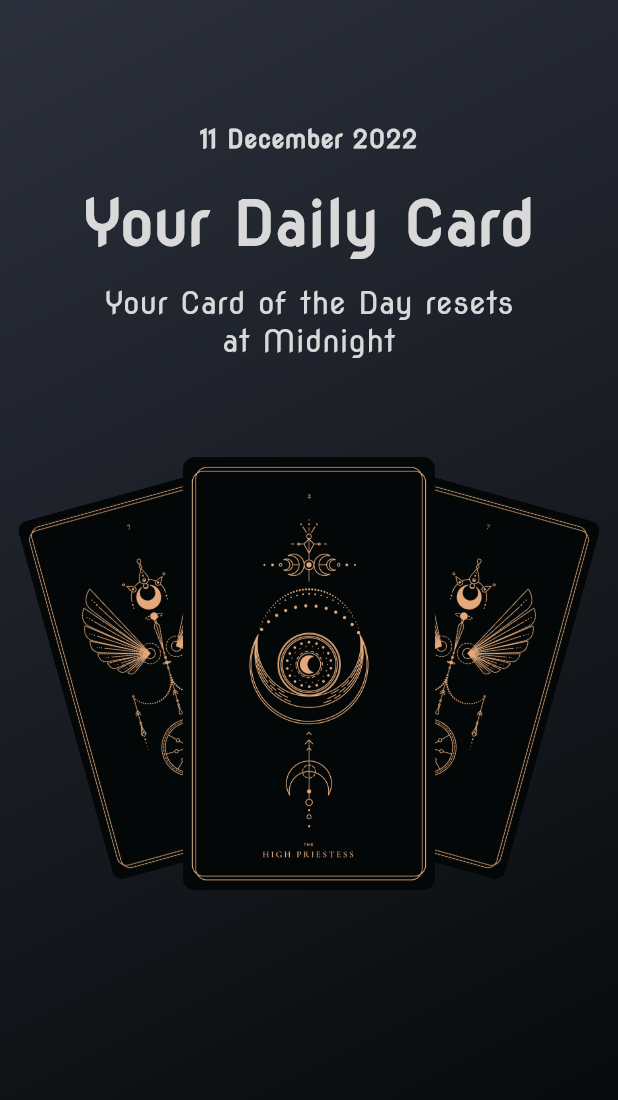
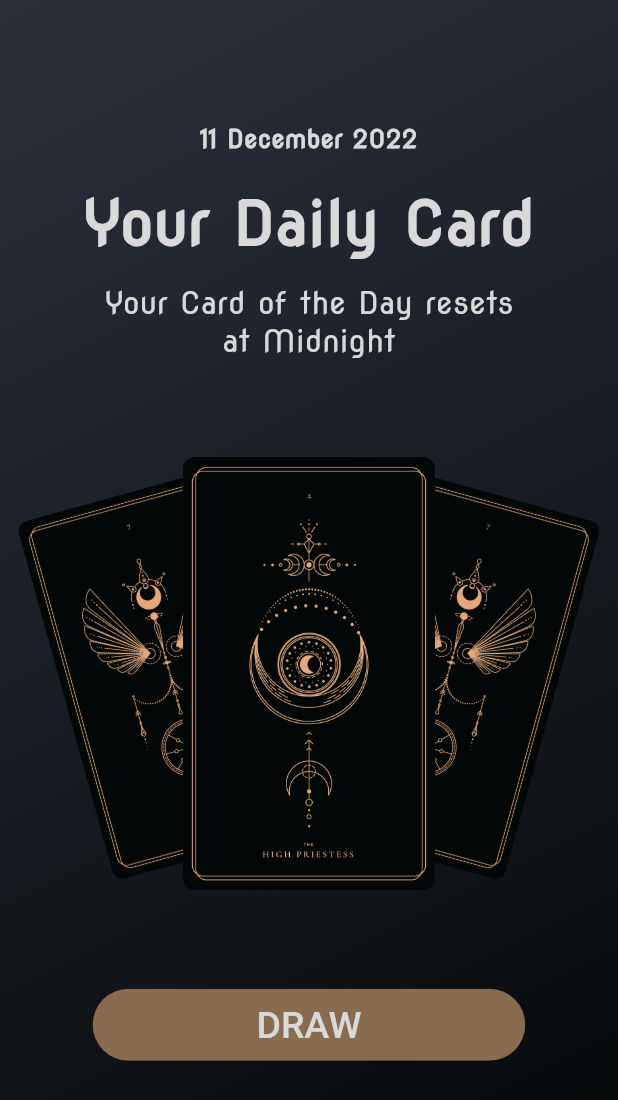
Before and after one commit to RotenKiwi/Daily-Tarot, a Flutter app: the screen it shows after launch, on a phone screen of 412 x 824 dp. Shown: the top 1100 px of the screen. Run offline on Flutter 3.47's test engine with Material 2 defaults, Android fonts, the light colour scheme and no system bars.

Commit message:
home screen complete
completed designing of home page

```diff
--- /dev/null
+++ b/lib/Components/RoundedButton.dart
@@ -0,0 +1,36 @@
+import 'package:flutter/material.dart';
+
+class RoundedButton extends StatelessWidget {
+  final String text;
+  final Function() press;
+  final Color color, textColor;
+  final Size length;
+
+  const RoundedButton({
+    Key? key,
+    required this.text,
+    required this.press,
+    required this.color,
+    required this.textColor,
+    required this.length,
+  }) : super(key: key);
+
+  @override
+  Widget build(BuildContext context) {
+    return ClipRRect(
+        borderRadius: BorderRadius.circular(40),
+        child: Container(
+          width: length.width,
+          color: color,
+          child: TextButton(
+              onPressed: press,
+              child: Text(
+                text,
+                style: TextStyle(
+                  color: textColor,
+                  fontSize: 25,
+                ),
+              )),
+        ));
+  }
+}
--- /dev/null
+++ b/lib/Screens/Card.dart
@@ -0,0 +1 @@
+import 'package:flutter/material.dart';
--- a/lib/Screens/Home.dart
+++ b/lib/Screens/Home.dart
@@ -1,3 +1,4 @@
+import 'package:daily_tarot/Components/RoundedButton.dart';
 import 'package:flutter/material.dart';
 import 'package:intl/intl.dart';
 
@@ -68,7 +69,7 @@ class Home extends StatelessWidget {
               width: size.width,
               child: Stack(alignment: Alignment.center, children: <Widget>[
                 Positioned(
-                    left: size.width*0.1,
+                    left: size.width * 0.1,
                     child: Container(
                       child: Transform.rotate(
                         angle: -0.27,
@@ -79,7 +80,7 @@ class Home extends StatelessWidget {
                       ),
                     )),
                 Positioned(
-                    right: size.width*0.1,
+                    right: size.width * 0.1,
                     child: Transform.rotate(
                       angle: 0.27,
                       child: Image.asset(
@@ -93,9 +94,18 @@ class Home extends StatelessWidget {
                     height: size.height * 0.35,
                   ),
                 ),
-
               ]),
-            ))
+            )),
+        Positioned(
+          top: size.height*0.8,
+            child: RoundedButton(
+          color: Color(0xff896b4f),
+          text: 'DRAW',
+          textColor: Color(0xffd9d9d9),
+          length: size*0.7,
+          press: () {},
+        ))
+        //0xffca956d
       ]),
     );
   }
```
